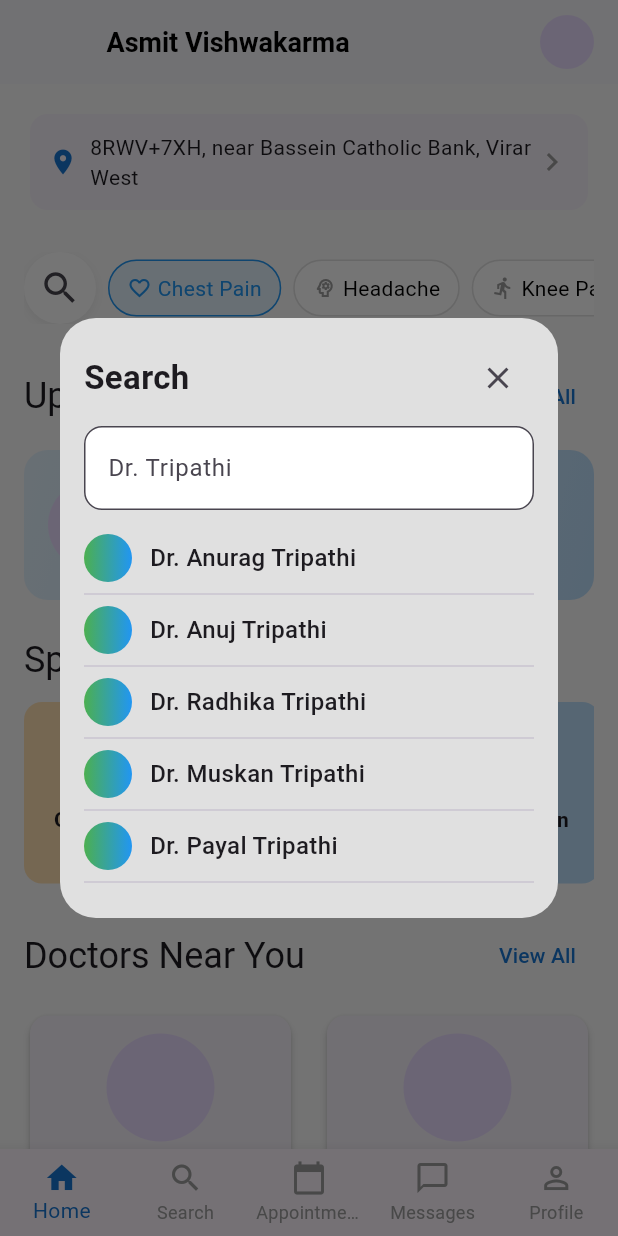
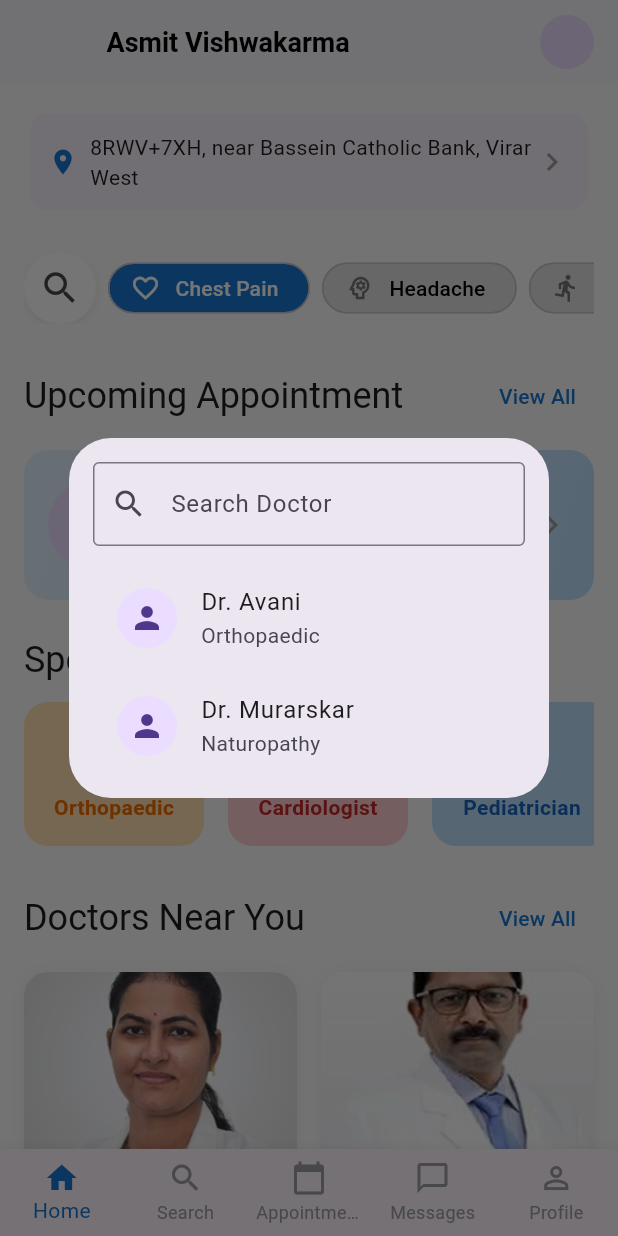
Before and after one commit to AmanT122/appoinment_app, a Flutter app: the HealthDashboard screen opened directly, after a tap on the "search" icon, on a phone screen of 412 x 824 dp. Run offline on Flutter 3.47's test engine with Material 3 defaults, Android fonts, the phone set to English and light mode, and no system bars; our stand-ins replace firebase_auth, firebase_core, google_sign_in; accounts and stored records are empty.

```diff
--- a/lib/screens/patient_dashboard.dart
+++ b/lib/screens/patient_dashboard.dart
@@ -265,7 +265,7 @@ class HealthDashboard extends StatelessWidget {
         doctorName: 'Dr. Avani',
         specialization: 'Orthopaedic',
         distance: '2.2 km',
-        image: 'assets/doctor2.jpg',
+        image: 'assets/dr.1.jpg',
       ),
     ),
     GestureDetector(
@@ -284,7 +284,7 @@ class HealthDashboard extends StatelessWidget {
         doctorName: 'Dr. Murarskar',
         specialization: 'Naturopathy',
         distance: '1.5 km',
-        image: 'assets/doctor3.jpg',
+        image: 'assets/dr.2.webp',
       ),
     ),
     GestureDetector(
@@ -303,7 +303,7 @@ class HealthDashboard extends StatelessWidget {
         doctorName: 'Dr. Kamal',
         specialization: 'Dentist',
         distance: '3.1 km',
-        image: 'assets/doctor4.jpg',
+        image: 'assets/dr.3.jpeg',
       ),
     ),
     GestureDetector(
@@ -322,7 +322,7 @@ class HealthDashboard extends StatelessWidget {
         doctorName: 'Dr. Sharma',
         specialization: 'General Physician',
         distance: '0.8 km',
-        image: 'assets/doctor5.jpg',
+        image: 'assets/dr.4.webp',
       ),
     ),
               ],
@@ -355,27 +355,12 @@ class _SymptomChip extends StatelessWidget {
 
   @override
   Widget build(BuildContext context) {
-    return Container(
-      padding: EdgeInsets.symmetric(horizontal: 12, vertical: 8),
-      decoration: BoxDecoration(
-        color: active ? Colors.blue[50] : Colors.white,
-        borderRadius: BorderRadius.circular(20),
-        border: Border.all(
-          color: active ? Colors.blue : Colors.grey[300]!,
-          width: 1,
-        ),
-      ),
-      child: Row(
-        mainAxisSize: MainAxisSize.min,
-        children: [
-          Icon(icon, size: 16, color: active ? Colors.blue : Colors.grey),
-          SizedBox(width: 4),
-          Text(label, style: TextStyle(
-            fontSize: 14,
-            color: active ? Colors.blue : Colors.black,
-          )),
-        ],
-      ),
+    return Chip(
+      avatar: Icon(icon, size: 20, color: active ? Colors.white : Colors.grey[600]),
+      label: Text(label, style: TextStyle(color: active ? Colors.white : Colors.black)),
+      backgroundColor: active ? Colors.blue[700] : Colors.grey[300],
+      padding: EdgeInsets.symmetric(horizontal: 12, vertical: 4),
+      shape: RoundedRectangleBorder(borderRadius: BorderRadius.circular(24)),
     );
   }
 }
@@ -397,29 +382,20 @@ class _SpecialistCard extends StatelessWidget {
   Widget build(BuildContext context) {
     return Container(
       width: 120,
-      margin: EdgeInsets.only(right: 12),
-      padding: EdgeInsets.all(12),
+      margin: EdgeInsets.only(right: 16),
+      padding: EdgeInsets.all(16),
       decoration: BoxDecoration(
         color: color,
-        borderRadius: BorderRadius.circular(12),
+        borderRadius: BorderRadius.circular(16),
       ),
       child: Column(
-        mainAxisAlignment: MainAxisAlignment.center,
         children: [
-          Container(
-            padding: EdgeInsets.all(12),
-            decoration: BoxDecoration(
-              color: Colors.white,
-              shape: BoxShape.circle,
+          Icon(icon, size: 36, color: iconColor),
+          SizedBox(height: 8),
+          Text(
+            title,
+            style: TextStyle(fontWeight: FontWeight.bold, color: iconColor),
           ),
-            child: Icon(icon, size: 24, color: iconColor),
-          ),
-          SizedBox(height: 8),
-          Text(title,
-              style: TextStyle(fontWeight: FontWeight.bold, fontSize: 14)),
-          SizedBox(height: 4),
-          Text('12 Doctors',
-              style: TextStyle(fontSize: 12, color: Colors.grey[700])),
         ],
       ),
     );
@@ -441,34 +417,108 @@ class _DoctorCard extends StatelessWidget {
 
   @override
   Widget build(BuildContext context) {
-    return Card(
-      elevation: 2,
-      shape: RoundedRectangleBorder(
-        borderRadius: BorderRadius.circular(12),
+    return Container(
+      decoration: BoxDecoration(
+        color: Colors.white,
+        borderRadius: BorderRadius.circular(16),
+        boxShadow: [
+          BoxShadow(
+            color: Colors.grey.withOpacity(0.15),
+            blurRadius: 8,
+            offset: Offset(0, 2),
           ),
-      child: Padding(
-        padding: const EdgeInsets.all(12.0),
+        ],
+      ),
       child: Column(
         children: [
-            CircleAvatar(
-              radius: 36,
-              backgroundImage: AssetImage(image),
+          ClipRRect(
+            borderRadius: BorderRadius.vertical(top: Radius.circular(16)),
+            child: Image.asset(
+              image,
+              height: 120,
+              width: double.infinity,
+              fit: BoxFit.cover,
             ),
-            SizedBox(height: 12),
-            Text(doctorName,
-                style: TextStyle(fontSize: 14, fontWeight: FontWeight.bold)),
+          ),
+          Padding(
+            padding: EdgeInsets.all(8.0),
+            child: Column(
+              children: [
+                Text(
+                  doctorName,
+                  style: TextStyle(fontWeight: FontWeight.bold, fontSize: 16),
+                ),
                 SizedBox(height: 4),
-            Text(specialization,
-                style: TextStyle(fontSize: 12, color: Colors.grey[600])),
-            SizedBox(height: 8),
+                Text(
+                  specialization,
+                  style: TextStyle(fontSize: 14, color: Colors.grey[700]),
+                ),
+                SizedBox(height: 4),
                 Row(
                   mainAxisAlignment: MainAxisAlignment.center,
                   children: [
-                Icon(Icons.location_on, size: 14, color: Colors.grey),
+                    Icon(Icons.location_on, size: 14, color: Colors.blue[700]),
                     SizedBox(width: 4),
-                Text(distance,
-                    style: TextStyle(fontSize: 12, color: Colors.grey)),
+                    Text(distance, style: TextStyle(fontSize: 12)),
                   ],
+                ),
+              ],
+            ),
+          ),
+        ],
+      ),
+    );
+  }
+}
+
+class _DoctorSearchDialog extends StatelessWidget {
+  @override
+  Widget build(BuildContext context) {
+    return Dialog(
+      child: Container(
+        padding: EdgeInsets.all(16),
+        width: 320,
+        height: 240,
+        child: Column(
+          children: [
+            TextField(
+              decoration: InputDecoration(
+                labelText: 'Search Doctor',
+                border: OutlineInputBorder(),
+                prefixIcon: Icon(Icons.search),
+              ),
+            ),
+            SizedBox(height: 12),
+            Expanded(
+              child: ListView(
+                children: [
+                  ListTile(
+                    leading: CircleAvatar(child: Icon(Icons.person)),
+                    title: Text('Dr. Avani'),
+                    subtitle: Text('Orthopaedic'),
+                    onTap: () {
+                      Navigator.pop(context);
+                      Navigator.push(
+                        context,
+                        MaterialPageRoute(builder: (context) => DoctorDetails()),
+                      );
+                    },
+                  ),
+                  ListTile(
+                    leading: CircleAvatar(child: Icon(Icons.person)),
+                    title: Text('Dr. Murarskar'),
+                    subtitle: Text('Naturopathy'),
+                    onTap: () {
+                      Navigator.pop(context);
+                      Navigator.push(
+                        context,
+                        MaterialPageRoute(builder: (context) => DoctorDetails()),
+                      );
+                    },
+                  ),
+                  // Add more doctors here
+                ],
+              ),
             ),
           ],
         ),
@@ -477,104 +527,38 @@ class _DoctorCard extends StatelessWidget {
   }
 }
 
-// Add this widget at the end of the file
-class _DoctorSearchDialog extends StatefulWidget {
-  @override
-  State<_DoctorSearchDialog> createState() => _DoctorSearchDialogState();
-}
+class _ProfilePopup extends StatelessWidget {
+  void _showLogoutConfirmation(BuildContext context) {
+    showDialog(
+      context: context,
+      builder: (context) => AlertDialog(
+        title: Text('Confirm Logout'),
+        content: Text('Are you sure you want to log out?'),
+        actions: [
+          TextButton(
+            onPressed: () {
+              Navigator.of(context).pop(); // Close confirmation dialog
+            },
+            child: Text('Cancel'),
+          ),
+          TextButton(
+            onPressed: () {
+              Navigator.of(context).pop(); // Close confirmation dialog
+              Navigator.of(context).pop(); // Close profile popup
 
-class _DoctorSearchDialogState extends State<_DoctorSearchDialog> {
-  final TextEditingController _searchController = TextEditingController();
-  final List<String> _doctors = [
-    'Dr. Anurag Tripathi',
-    'Dr. Anuj Tripathi',
-    'Dr. Radhika Tripathi',
-    'Dr. Muskan Tripathi',
-    'Dr. Payal Tripathi',
-  ];
-  String _query = '';
-
-  @override
-  Widget build(BuildContext context) {
-    final filteredDoctors = _doctors
-        .where((d) => d.toLowerCase().contains(_query.toLowerCase()))
-        .toList();
-
-    return Dialog(
-      shape: RoundedRectangleBorder(borderRadius: BorderRadius.circular(24)),
-      backgroundColor: Colors.grey[300],
-      child: Padding(
-        padding: const EdgeInsets.all(16.0),
-        child: SizedBox(
-          width: 320,
-          child: Column(
-            mainAxisSize: MainAxisSize.min,
-            children: [
-              Row(
-                children: [
-                  const Text(
-                    'Search',
-                    style: TextStyle(fontSize: 22, fontWeight: FontWeight.bold),
-                  ),
-                  Spacer(),
-                  IconButton(
-                    icon: Icon(Icons.close),
-                    onPressed: () => Navigator.of(context).pop(),
+              // TODO: Add your actual logout logic here
+              // For example, navigate to login screen or clear user session
+              ScaffoldMessenger.of(context).showSnackBar(
+                SnackBar(content: Text('Logged out successfully')),
+              );
+            },
+            child: Text('OK'),
           ),
         ],
       ),
-              const SizedBox(height: 8),
-              TextField(
-                controller: _searchController,
-                decoration: InputDecoration(
-                  hintText: 'Dr. Tripathi',
-                  filled: true,
-                  fillColor: Colors.white,
-                  border: OutlineInputBorder(
-                    borderRadius: BorderRadius.circular(12),
-                  ),
-                ),
-                onChanged: (val) {
-                  setState(() {
-                    _query = val;
-                  });
-                },
-              ),
-              const SizedBox(height: 16),
-              ...filteredDoctors.map((doctor) => Column(
-                children: [
-                  Row(
-                    children: [
-                      Container(
-                        width: 32,
-                        height: 32,
-                        decoration: BoxDecoration(
-                          shape: BoxShape.circle,
-                          gradient: LinearGradient(
-                            colors: [Colors.green, Colors.blue],
-                          ),
-                        ),
-                      ),
-                      const SizedBox(width: 12),
-                      Text(
-                        doctor,
-                        style: const TextStyle(fontSize: 16, fontWeight: FontWeight.w500),
-                      ),
-                    ],
-                  ),
-                  const Divider(),
-                ],
-              )),
-            ],
-          ),
-        ),
-      ),
     );
   }
-}
 
-// Profile Popup Dialog
-class _ProfilePopup extends StatelessWidget {
   @override
   Widget build(BuildContext context) {
     return Dialog(
@@ -611,7 +595,7 @@ class _ProfilePopup extends StatelessWidget {
                   children: [
                     CircleAvatar(
                       radius: 28,
-                      backgroundImage: AssetImage('assets/profile.jpg'), // Replace with your profile image
+                      backgroundImage: AssetImage('assets/profile.jpg'),
                     ),
                     SizedBox(width: 12),
                     Column(
@@ -658,7 +642,7 @@ class _ProfilePopup extends StatelessWidget {
               SizedBox(height: 24),
               TextButton(
                 onPressed: () {
-                  // Add logout logic here
+                  _showLogoutConfirmation(context);
                 },
                 child: Text(
                   'LOG OUT',
--- a/pubspec.yaml
+++ b/pubspec.yaml
@@ -62,3 +62,7 @@ flutter:
   assets:
     - assets/logo.png
     - assets/google.webp
+    - assets/dr.1.jpg
+    - assets/dr.2.webp
+    - assets/dr.3.jpeg
+    - assets/dr.4.webp
```
Also changed, not shown: lib/screens/create_acc.dart (+70 -52 lines), lib/screens/login_main.dart (+19 -24 lines), assets/dr.1.jpg (added), assets/dr.2.webp (added), assets/dr.3.jpeg (added), assets/dr.4.webp (added). Lines whose indentation alone changed are shown as unchanged.
